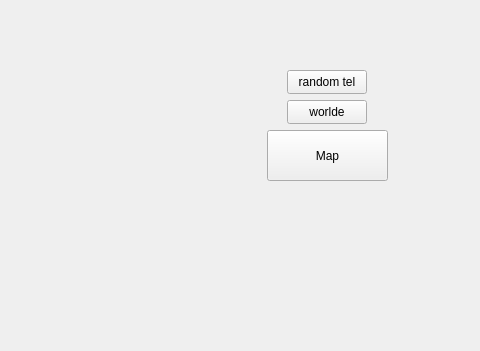
This is SemiConsole/mainwindow.ui in GachiRex/Zork_S4IR as Qt 5 draws it before an edit; both pictures show x 823 to 1303 and y 0 to 351 of the 1303 by 688 pixel window. The edited form follows.
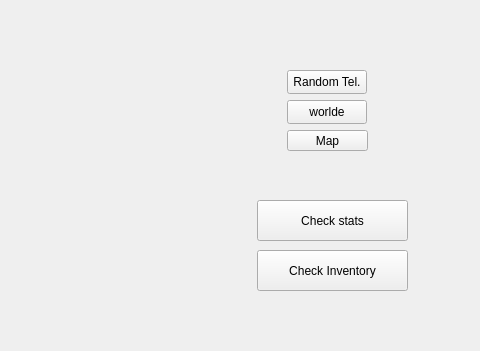
This is the edited form.

Commit message:
Class changes + inventory functions
Changed lots of classes (Entity, Item, Player and Enemy --last two are subclasses of Entity): added setters/getters
+ inventory check and add function

Patch:
```diff
--- a/SemiConsole/mainwindow.ui
+++ b/SemiConsole/mainwindow.ui
@@ -170,7 +170,7 @@
      </rect>
     </property>
     <property name="text">
-     <string>random tel</string>
+     <string>Random Tel.</string>
     </property>
    </widget>
    <widget class="QPushButton" name="pushButton_8">
@@ -189,16 +189,42 @@
    <widget class="QPushButton" name="pushButton_9">
     <property name="geometry">
      <rect>
-      <x>1090</x>
+      <x>1110</x>
       <y>130</y>
-      <width>121</width>
-      <height>51</height>
+      <width>81</width>
+      <height>21</height>
      </rect>
     </property>
     <property name="text">
      <string>Map</string>
     </property>
    </widget>
+   <widget class="QPushButton" name="pushButton_10">
+    <property name="geometry">
+     <rect>
+      <x>1080</x>
+      <y>200</y>
+      <width>151</width>
+      <height>41</height>
+     </rect>
+    </property>
+    <property name="text">
+     <string>Check stats</string>
+    </property>
+   </widget>
+   <widget class="QPushButton" name="pushButton_11">
+    <property name="geometry">
+     <rect>
+      <x>1080</x>
+      <y>250</y>
+      <width>151</width>
+      <height>41</height>
+     </rect>
+    </property>
+    <property name="text">
+     <string>Check Inventory</string>
+    </property>
+   </widget>
   </widget>
   <widget class="QMenuBar" name="menubar">
    <property name="geometry">
```
The commit also changes 9 other files.
